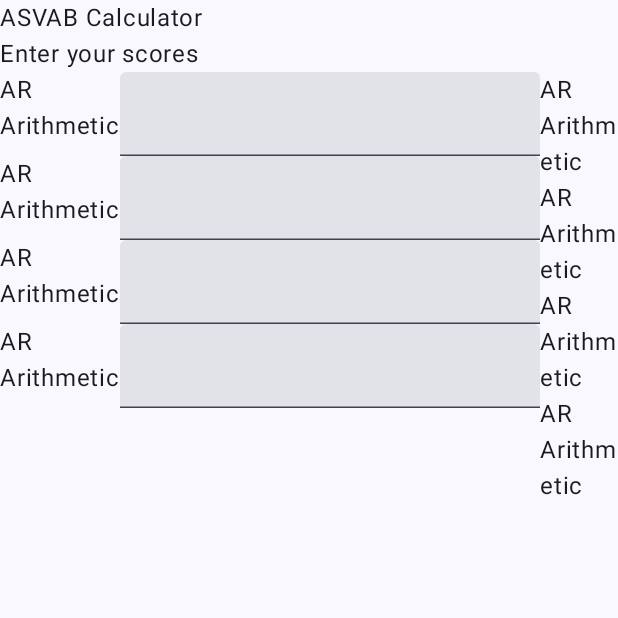
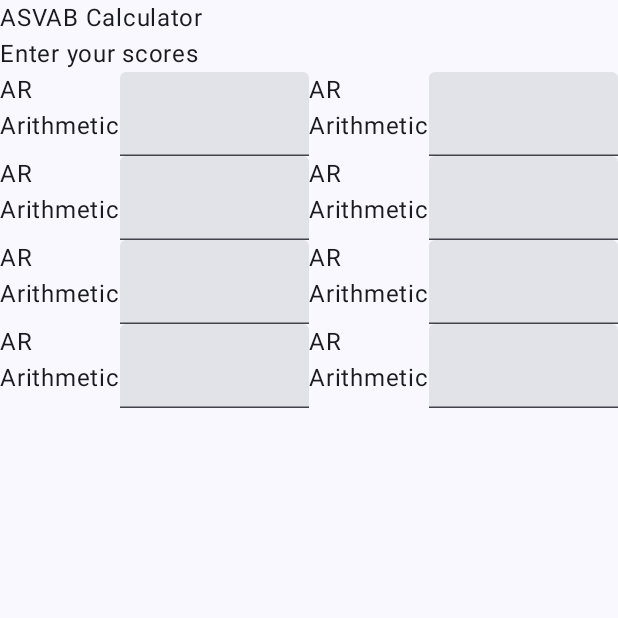
Before and after one commit to marceloasmat/ASVAB-CALCLUATOR, an Android app built with Jetpack Compose: the screen it shows after launch (MainActivity), on a phone screen of 412 x 824 dp, the top half of it. Run offline under Robolectric (Android 15) with nearby library versions, the phone set to English and light mode, and no system bars.

Commit message:
added weight to user input columns

```diff
--- a/android-app/app/src/main/java/com/marceloasmat/asvabsuccess/HomeScreen.kt
+++ b/android-app/app/src/main/java/com/marceloasmat/asvabsuccess/HomeScreen.kt
@@ -2,15 +2,18 @@ package com.marceloasmat.asvabsuccess
 
 import androidx.compose.foundation.layout.Column
 import androidx.compose.foundation.layout.Row
+import androidx.compose.foundation.layout.fillMaxSize
+import androidx.compose.foundation.layout.fillMaxWidth
 import androidx.compose.material3.Text
 import androidx.compose.material3.TextField
 import androidx.compose.runtime.Composable
+import androidx.compose.ui.Modifier
 import androidx.compose.ui.tooling.preview.Preview
 import com.marceloasmat.asvabsuccess.ui.theme.AsvabSuccessTheme
 
 @Composable
 fun HomeScreen() {
-    Column {
+    Column(modifier = Modifier.fillMaxSize()) {
         Text(text = "ASVAB Calculator")
         Text(text = "Enter your scores")
         InputScores()
@@ -19,14 +22,14 @@ fun HomeScreen() {
 
 @Composable
 fun InputScores(){
-    Row {
-        Column {
+    Row(modifier = Modifier.fillMaxWidth()) {
+        Column(modifier = Modifier.weight(1f)) {
             UserInputCell()
             UserInputCell()
             UserInputCell()
             UserInputCell()
         }
-        Column {
+        Column(modifier = Modifier.weight(1f)) {
             UserInputCell()
             UserInputCell()
             UserInputCell()
```
